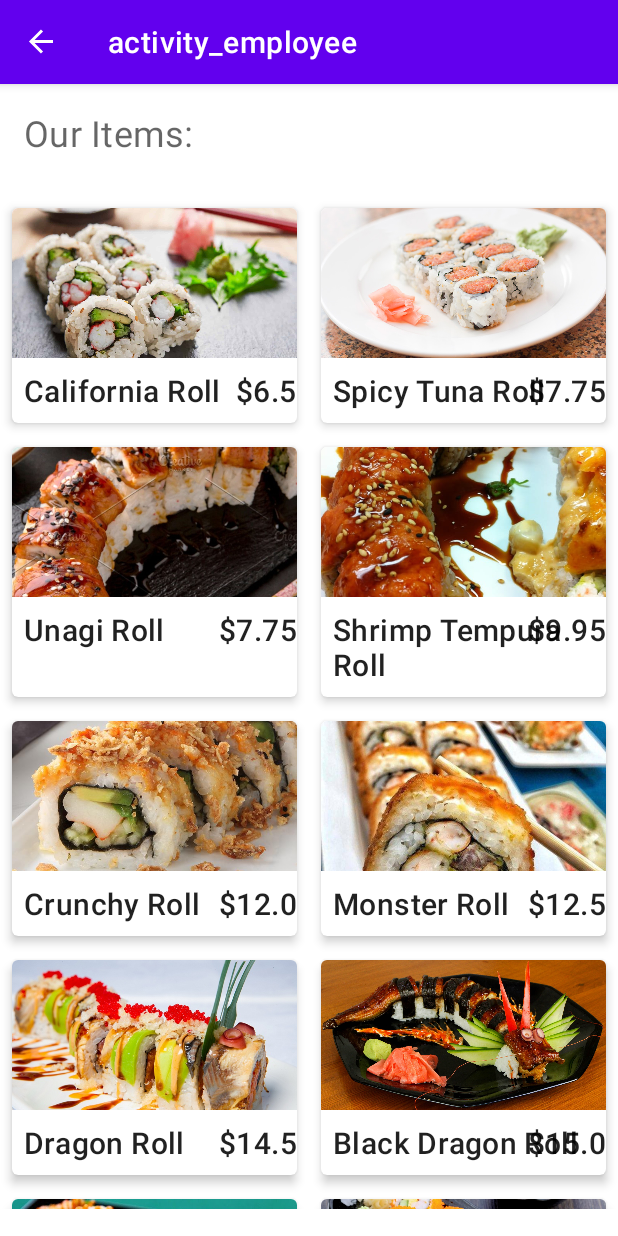
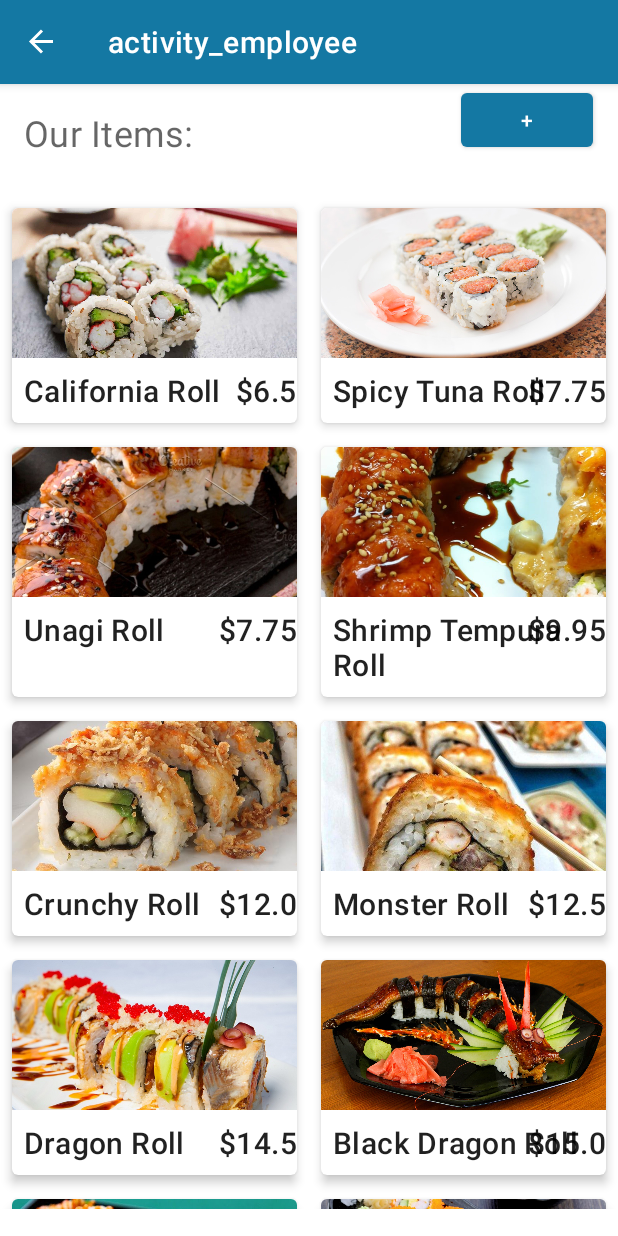
Before and after one commit to Binary-Bot/POS, an Android app: the screen it shows after launch (MainActivity), after a tap on "EMPLOYEE LOGIN", on a phone screen of 412 x 824 dp. Run offline under Robolectric (Android 15) with nearby library versions, the phone set to English and light mode, and no system bars; our stand-ins replace data binding, navigation-ui.

Commit message:
added a button on EmployeeActivity.kt to add new items on the menu

```diff
--- a/app/src/main/java/com/example/pos/ui/main/model/MainViewModel.kt
+++ b/app/src/main/java/com/example/pos/ui/main/model/MainViewModel.kt
@@ -9,7 +9,7 @@ import java.text.NumberFormat
 
 class MainViewModel : ViewModel() {
     private val _products = MutableLiveData<MutableList<Item>>()
-    val products: LiveData<MutableList<Item>> = _products
+    val products: MutableLiveData<MutableList<Item>> = _products
     private val db = Database()
 
     private val _itemsOnCart = MutableLiveData<MutableList<Item>>()
@@ -30,8 +30,16 @@ class MainViewModel : ViewModel() {
         _products.value?.set(position, item)
     }
 
+    fun addOnMenu(item: Item) {
+        _products.value?.add(item)
+    }
+
     fun removeFromMenu(item:Item) {
         _products.value?.remove(item)
+    }
+
+    fun checkItemOnMenu(item:Item): Boolean {
+        return _products.value!!.contains(item)
     }
 
     fun addItemOnCart(item: Item) {
--- a/app/src/main/java/com/example/pos/ui/main/view/EmployeeActivity.kt
+++ b/app/src/main/java/com/example/pos/ui/main/view/EmployeeActivity.kt
@@ -21,6 +21,15 @@ class EmployeeActivity(): Fragment(){
     ): View? {
         val fragBinding = ActivityEmployeeBinding.inflate(inflater, container, false)
         binding=fragBinding
+
+        val adapter = ItemCardAdapter(requireContext(), sharedViewModel)
+        binding?.listAllItems?.gridRecyclerView?.adapter = adapter
+        binding?.listAllItems?.gridRecyclerView?.setHasFixedSize(true)
+
+        binding?.addItemButton?.setOnClickListener {
+            EditItemPopUpWindow(adapter, container!!, sharedViewModel.products.value!!.size, sharedViewModel)
+        }
+
         return fragBinding.root
     }
 
@@ -32,8 +41,6 @@ class EmployeeActivity(): Fragment(){
             lifecycleOwner = viewLifecycleOwner
             employeeActivity= this@EmployeeActivity
         }
-        binding?.listAllItems?.gridRecyclerView?.adapter = ItemCardAdapter(requireContext(), sharedViewModel)
-        binding?.listAllItems?.gridRecyclerView?.setHasFixedSize(true)
     }
 
     override fun onDestroyView() {
--- a/app/src/main/res/layout/activity_employee.xml
+++ b/app/src/main/res/layout/activity_employee.xml
@@ -53,5 +53,15 @@
             app:layout_constraintStart_toStartOf="parent"
             app:layout_constraintTop_toBottomOf="@+id/employee_text_view" />
 
+        <Button
+            android:id="@+id/add_item_button"
+            android:layout_width="wrap_content"
+            android:layout_height="wrap_content"
+            android:text="@string/add_items"
+            app:layout_constraintEnd_toEndOf="parent"
+            app:layout_constraintHorizontal_bias="0.915"
+            app:layout_constraintStart_toEndOf="@+id/employee_text_view"
+            app:layout_constraintTop_toTopOf="parent" />
+
     </androidx.constraintlayout.widget.ConstraintLayout>
 </layout>
--- a/app/src/main/res/layout/item_cart.xml
+++ b/app/src/main/res/layout/item_cart.xml
@@ -38,7 +38,7 @@
             android:layout_alignBottom="@+id/name_cart"
             android:layout_alignParentEnd="true"
             android:textColor="@color/black"
-            android:textSize="18sp" />
+            android:textSize="20sp" />
     </RelativeLayout>
 
 
--- a/app/src/main/res/layout/layout_cart.xml
+++ b/app/src/main/res/layout/layout_cart.xml
@@ -15,7 +15,7 @@
             android:id="@+id/cart_title"
             android:layout_width="match_parent"
             android:layout_height="wrap_content"
-            android:background="@color/design_default_color_primary"
+            android:background="@color/teal_700"
             android:text="@string/cart_title"
             android:textAlignment="center"
             android:textAppearance="?attr/textAppearanceHeadline3"
@@ -32,9 +32,9 @@
             android:layout_width="match_parent"
             android:layout_height="wrap_content"
             android:layout_alignBottom="@id/cart_list"
-            android:background="@color/design_default_color_primary"
             android:contentDescription="@string/button"
-            android:text="" />
+            android:text=""
+            android:textAppearance="?attr/textAppearanceHeadline4" />
 
 
     </RelativeLayout>
--- a/app/src/main/res/values-night/themes.xml
+++ b/app/src/main/res/values-night/themes.xml
@@ -2,8 +2,8 @@
     <!-- Base application theme. -->
     <style name="Theme.POS" parent="Theme.MaterialComponents.DayNight.DarkActionBar">
         <!-- Primary brand color. -->
-        <item name="colorPrimary">@color/purple_200</item>
-        <item name="colorPrimaryVariant">@color/purple_700</item>
+        <item name="colorPrimary">@color/red_200</item>
+        <item name="colorPrimaryVariant">@color/red_700</item>
         <item name="colorOnPrimary">@color/black</item>
         <!-- Secondary brand color. -->
         <item name="colorSecondary">@color/teal_200</item>
--- a/app/src/main/res/values/colors.xml
+++ b/app/src/main/res/values/colors.xml
@@ -1,8 +1,8 @@
 <?xml version="1.0" encoding="utf-8"?>
 <resources>
-    <color name="purple_200">#FFBB86FC</color>
-    <color name="purple_500">#FF6200EE</color>
-    <color name="purple_700">#FF3700B3</color>
+    <color name="red_200">#1993c8</color>
+    <color name="red_500">#1478a3</color>
+    <color name="red_700">#10567f</color>
     <color name="teal_200">#FF03DAC5</color>
     <color name="teal_700">#FF018786</color>
     <color name="black">#FF000000</color>
--- a/app/src/main/res/values/strings.xml
+++ b/app/src/main/res/values/strings.xml
@@ -24,4 +24,5 @@
     <string name="cart_title">Your Cart:</string>
     <string name="pay">Pay %s</string>
     <string name="button">Button</string>
+    <string name="add_items">+</string>
 </resources>
--- a/app/src/main/res/values/themes.xml
+++ b/app/src/main/res/values/themes.xml
@@ -2,8 +2,8 @@
     <!-- Base application theme. -->
     <style name="Theme.POS" parent="Theme.MaterialComponents.DayNight.DarkActionBar">
         <!-- Primary brand color. -->
-        <item name="colorPrimary">@color/purple_500</item>
-        <item name="colorPrimaryVariant">@color/purple_700</item>
+        <item name="colorPrimary">@color/red_500</item>
+        <item name="colorPrimaryVariant">@color/red_700</item>
         <item name="colorOnPrimary">@color/white</item>
         <!-- Secondary brand color. -->
         <item name="colorSecondary">@color/teal_200</item>
```
Also changed, not shown: app/src/main/java/com/example/pos/ui/main/view/EditItemPopUpWindow.kt (+16 -5 lines), app/src/main/res/drawable-v24/noimage.jpg (added).
